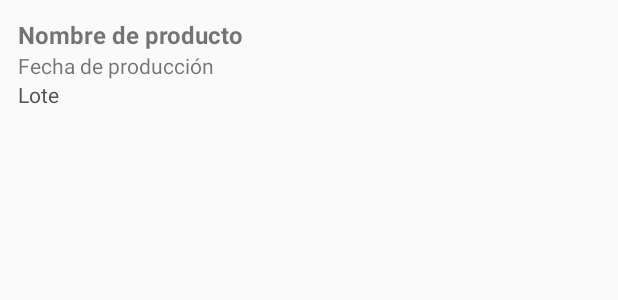
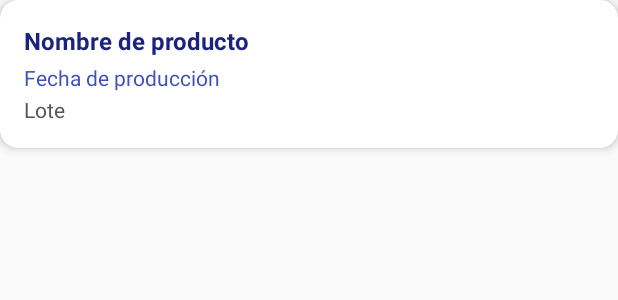
Before and after one commit to YanmirG/AppLacteosSanJose, an Android app: the layout item_producto.xml on its own in the app's theme, with its tools: preview values and no code run, on a phone screen of 412 x 824 dp. Shown: the top 300 px of the screen. Run offline under Robolectric (Android 15) with nearby library versions, the phone set to English and light mode, and no system bars; network calls fail.

Commit message:
Update item_producto.xml

```diff
--- a/app/src/main/res/layout/item_producto.xml
+++ b/app/src/main/res/layout/item_producto.xml
@@ -1,10 +1,18 @@
 <?xml version="1.0" encoding="utf-8"?>
-<LinearLayout xmlns:android="http://schemas.android.com/apk/res/android"
+<androidx.cardview.widget.CardView xmlns:android="http://schemas.android.com/apk/res/android"
+    xmlns:card_view="http://schemas.android.com/apk/res-auto"
+    android:layout_width="match_parent"
+    android:layout_height="wrap_content"
+    android:layout_marginBottom="16dp"
+    card_view:cardCornerRadius="12dp"
+    card_view:cardElevation="4dp"
+    card_view:cardBackgroundColor="#FFFFFF">
+
+    <LinearLayout
         android:layout_width="match_parent"
         android:layout_height="wrap_content"
         android:orientation="vertical"
-    android:padding="12dp"
-    android:background="#FAFAFA">
+        android:padding="16dp">
 
         <TextView
             android:id="@+id/txtNombre"
@@ -12,14 +20,17 @@
             android:layout_height="wrap_content"
             android:text="Nombre de producto"
             android:textStyle="bold"
-        android:textSize="16sp" />
+            android:textSize="16sp"
+            android:textColor="#1A237E" />
 
         <TextView
             android:id="@+id/txtFecha"
             android:layout_width="match_parent"
             android:layout_height="wrap_content"
             android:text="Fecha de producción"
-        android:textSize="14sp" />
+            android:textSize="14sp"
+            android:textColor="#3F51B5"
+            android:layout_marginTop="4dp" />
 
         <TextView
             android:id="@+id/txtVida"
@@ -27,6 +38,8 @@
             android:layout_height="wrap_content"
             android:text="Lote"
             android:textSize="14sp"
-        android:textColor="#555555" />
+            android:textColor="#555555"
+            android:layout_marginTop="2dp" />
 
     </LinearLayout>
+</androidx.cardview.widget.CardView>
```
Lines whose indentation alone changed are shown as unchanged.
